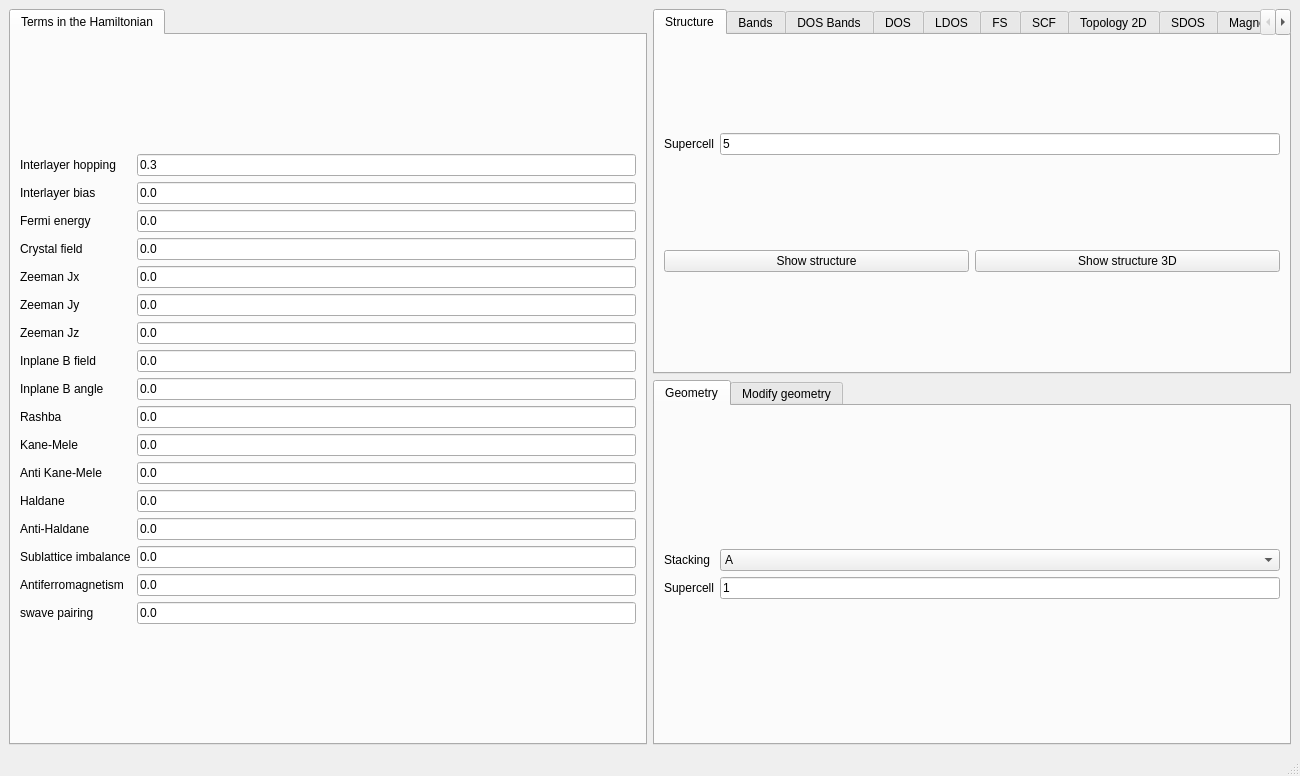
Qt form interface-pyqt/multilayergraphene/interface.ui (joselado/quantum-lattice) before a commit.
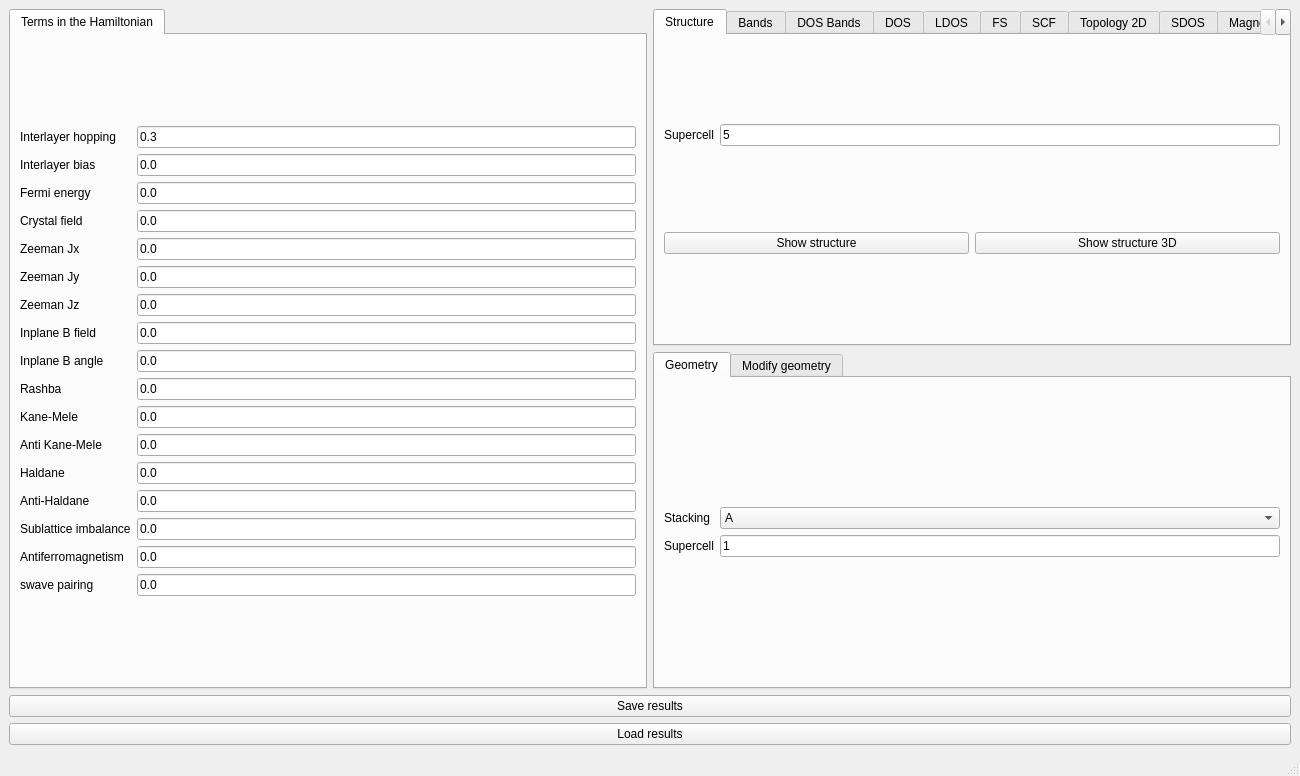
The same form after that commit.

Commit message: Add save/load of interface state (parameters + results since last change)

The edit to the form file:
```diff
--- a/interface-pyqt/multilayergraphene/interface.ui
+++ b/interface-pyqt/multilayergraphene/interface.ui
@@ -1300,6 +1300,20 @@
       </widget>
      </widget>
     </item>
+    <item row="2" column="0" colspan="2">
+     <widget class="QPushButton" name="save_results">
+      <property name="text">
+       <string>Save results</string>
+      </property>
+     </widget>
+    </item>
+    <item row="3" column="0" colspan="2">
+     <widget class="QPushButton" name="load_results">
+      <property name="text">
+       <string>Load results</string>
+      </property>
+     </widget>
+    </item>
    </layout>
   </widget>
   <widget class="QMenuBar" name="menubar">
```
The commit also changes 43 other files.
